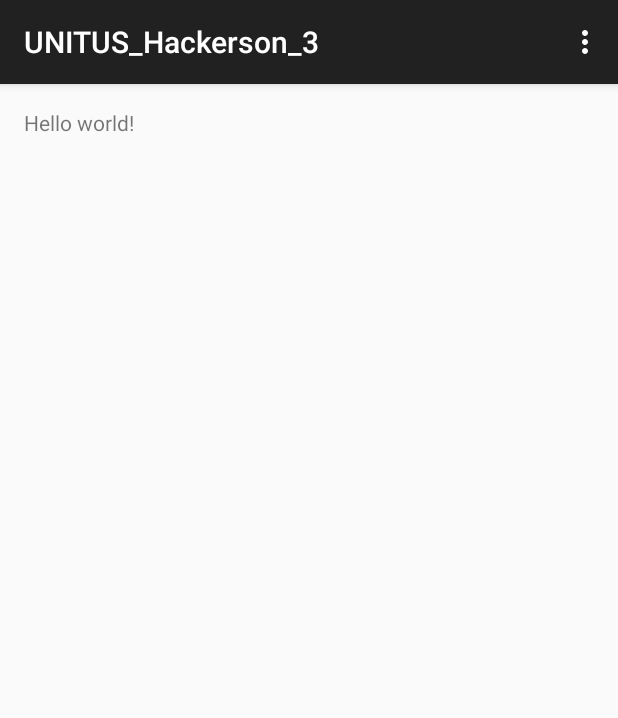
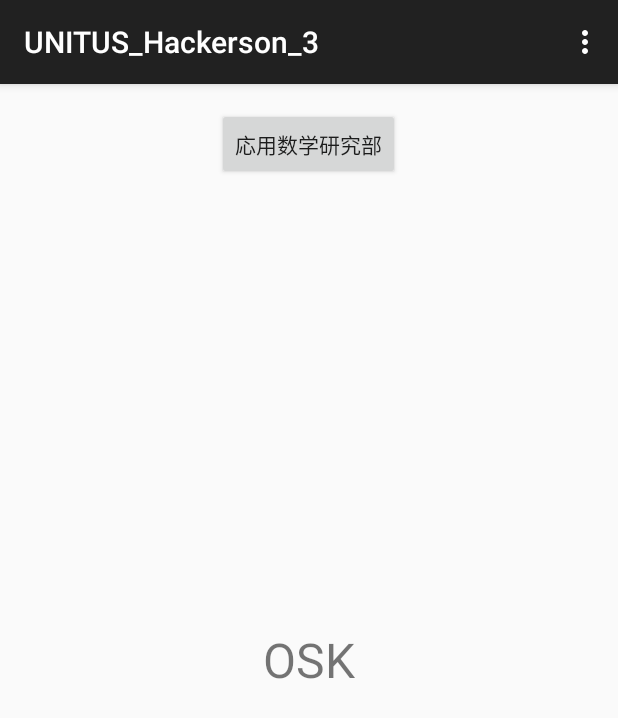
Before and after one commit to 921starfish/UNITUS_Hackerson_3, an Android app: the screen it shows after launch (MainActivity), in the options menu, after a tap on "Settings", on a phone screen of 412 x 824 dp. Shown: the top 718 px of the screen. Run offline under Robolectric (Android 15) with nearby library versions, the light colour scheme and no system bars.

Commit message:
ボタンおいてみた

```diff
--- a/app/src/main/java/com/example/q21starfish/unitus_hackerson_3/MainActivity.java
+++ b/app/src/main/java/com/example/q21starfish/unitus_hackerson_3/MainActivity.java
@@ -4,6 +4,8 @@ import android.support.v7.app.ActionBarActivity;
 import android.os.Bundle;
 import android.view.Menu;
 import android.view.MenuItem;
+import android.view.View;
+import android.widget.TextView;
 
 
 public class MainActivity extends ActionBarActivity {
@@ -36,4 +38,10 @@ public class MainActivity extends ActionBarActivity {
 
         return super.onOptionsItemSelected(item);
     }
+
+    public void changeLabel(View view){
+        TextView tv = (TextView)findViewById(R.id.myTextView);
+        tv.setText("OSK");
+
+    }
 }
--- a/app/src/main/res/layout/activity_main.xml
+++ b/app/src/main/res/layout/activity_main.xml
@@ -6,6 +6,19 @@
     android:paddingBottom="@dimen/activity_vertical_margin" tools:context=".MainActivity">
 
     <TextView android:text="@string/hello_world" android:layout_width="wrap_content"
-        android:layout_height="wrap_content" />
+        android:layout_height="wrap_content"
+        android:layout_centerVertical="true"
+        android:layout_centerHorizontal="true"
+        android:textSize="32sp"
+        android:id="@+id/myTextView" />
+
+    <Button
+        android:layout_width="wrap_content"
+        android:layout_height="wrap_content"
+        android:id="@+id/myButton"
+        android:layout_alignParentTop="true"
+        android:layout_centerHorizontal="true"
+        android:text="@string/hello_world"
+        android:onClick="changeLabel" />
 
 </RelativeLayout>
--- a/app/src/main/res/values/strings.xml
+++ b/app/src/main/res/values/strings.xml
@@ -1,6 +1,6 @@
 <resources>
     <string name="app_name">UNITUS_Hackerson_3</string>
 
-    <string name="hello_world">Hello world!</string>
+    <string name="hello_world">応用数学研究部</string>
     <string name="action_settings">Settings</string>
 </resources>
```
